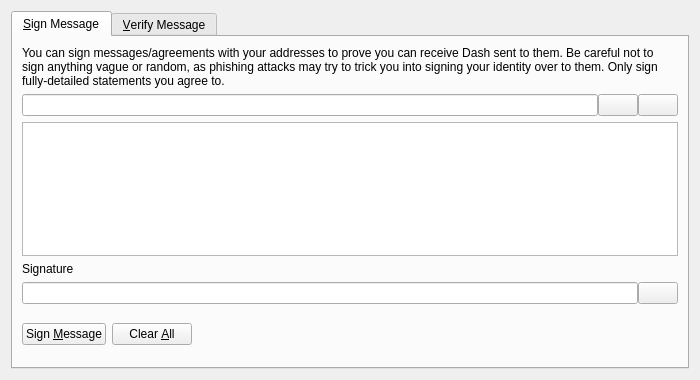
The window that src/qt/forms/signverifymessagedialog.ui (quick999/Quick) describes before a commit, drawn with Qt 5.
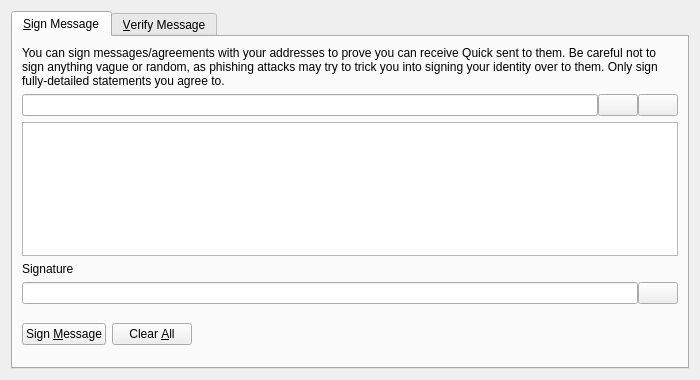
The same window after the commit. Custom widgets are drawn as their Qt base class.

What changed in the file:
```diff
--- a/src/qt/forms/signverifymessagedialog.ui
+++ b/src/qt/forms/signverifymessagedialog.ui
@@ -30,7 +30,7 @@
        <item>
         <widget class="QLabel" name="infoLabel_SM">
          <property name="text">
-          <string>You can sign messages/agreements with your addresses to prove you can receive Dash sent to them. Be careful not to sign anything vague or random, as phishing attacks may try to trick you into signing your identity over to them. Only sign fully-detailed statements you agree to.</string>
+          <string>You can sign messages/agreements with your addresses to prove you can receive Quick sent to them. Be careful not to sign anything vague or random, as phishing attacks may try to trick you into signing your identity over to them. Only sign fully-detailed statements you agree to.</string>
          </property>
          <property name="textFormat">
           <enum>Qt::PlainText</enum>
```
Left out of the diff: 10 changed lines with no effect on the pictures.
